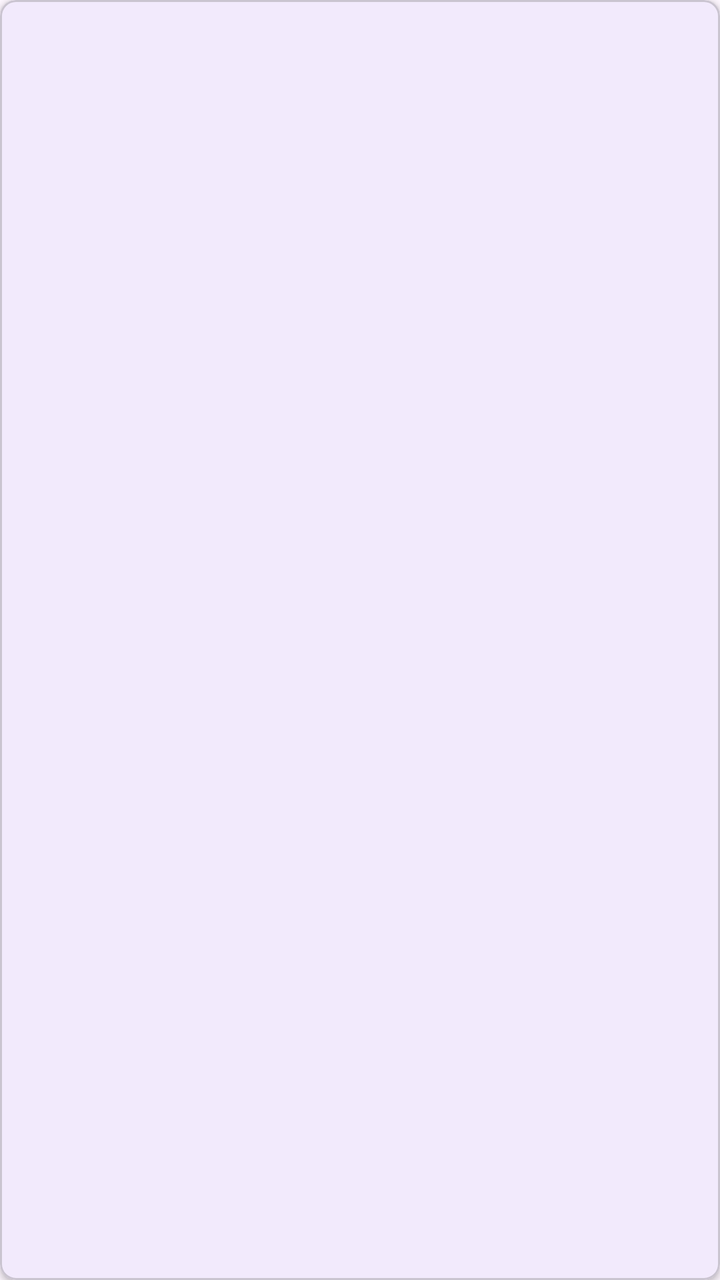
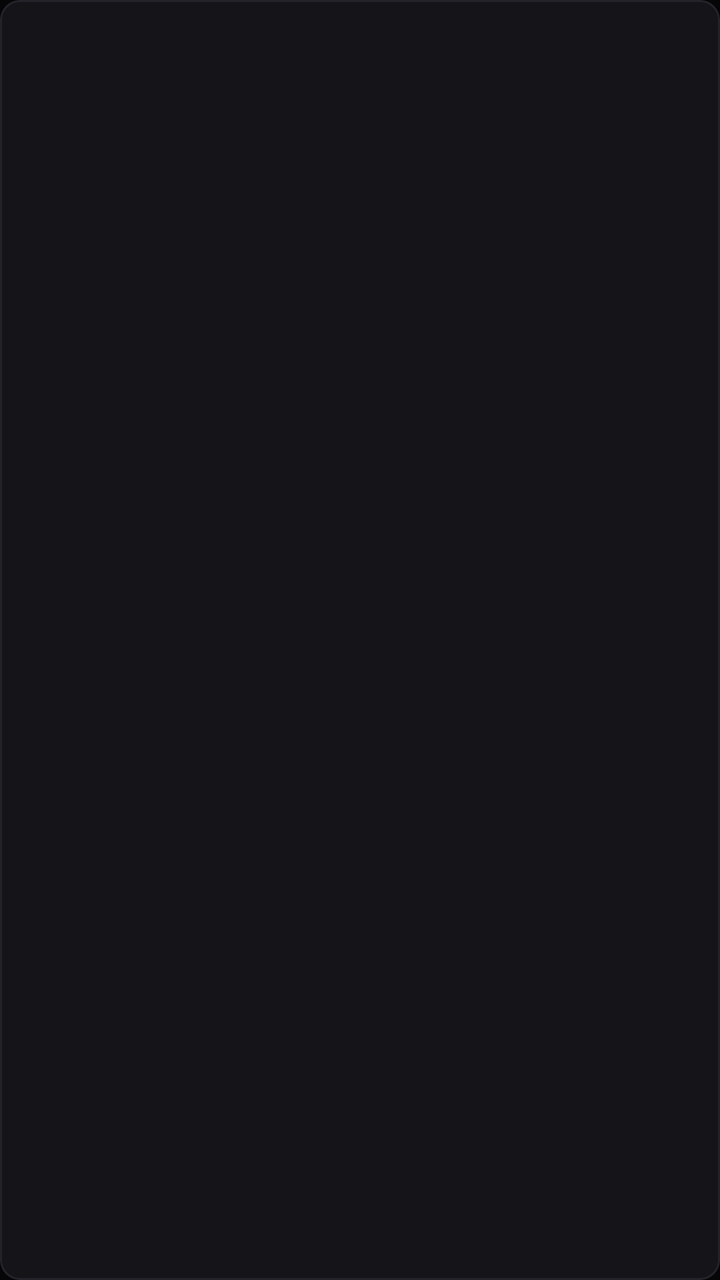

An Android layout rendered at two revisions. The XML below is the earlier revision; the diff shows what the commit changed to produce the second picture.
<!-- AndroidManifest.xml: application theme Theme.TruyenReader -->
<!-- res/layout/item_comic_grid.xml -->
<?xml version="1.0" encoding="utf-8"?>
<com.google.android.material.card.MaterialCardView xmlns:android="http://schemas.android.com/apk/res/android"
    xmlns:app="http://schemas.android.com/apk/res-auto"
    android:layout_width="match_parent"
    android:layout_height="wrap_content"
    android:layout_margin="3dp"
    app:cardCornerRadius="8dp"
    app:cardElevation="2dp">

    <LinearLayout
        android:layout_width="match_parent"
        android:layout_height="wrap_content"
        android:orientation="vertical">

        <ImageView
            android:id="@+id/ivCover"
            android:layout_width="match_parent"
            android:layout_height="130dp"
            android:scaleType="centerCrop"
            android:contentDescription="Ảnh bìa" />

        <TextView
            android:id="@+id/tvTitle"
            android:layout_width="match_parent"
            android:layout_height="wrap_content"
            android:maxLines="2"
            android:ellipsize="end"
            android:paddingStart="6dp"
            android:paddingEnd="6dp"
            android:paddingTop="5dp"
            android:textSize="11sp"
            android:textStyle="bold" />

        <TextView
            android:id="@+id/tvLatest"
            android:layout_width="match_parent"
            android:layout_height="wrap_content"
            android:paddingStart="6dp"
            android:paddingEnd="6dp"
            android:paddingBottom="6dp"
            android:textSize="9sp" />
    </LinearLayout>
</com.google.android.material.card.MaterialCardView>
<!-- resources referenced by this layout -->
<resources>
  <style name="Theme.TruyenReader" parent="Theme.Material3.DayNight">
          <item name="colorPrimary">#5B4BDB</item>
          <item name="colorOnPrimary">#FFFFFF</item>
          <item name="colorSecondary">#FF8A00</item>
      </style>
</resources>

<!-- the commit's change to res/layout/item_comic_grid.xml (unified diff, before → after) -->
@@ -4,40 +4,56 @@
     android:layout_width="match_parent"
     android:layout_height="wrap_content"
     android:layout_margin="3dp"
-    app:cardCornerRadius="8dp"
-    app:cardElevation="2dp">
+    app:cardBackgroundColor="#141419"
+    app:cardCornerRadius="10dp"
+    app:cardElevation="0dp"
+    app:strokeColor="#232329"
+    app:strokeWidth="1dp">
 
-    <LinearLayout
+    <androidx.constraintlayout.widget.ConstraintLayout
         android:layout_width="match_parent"
-        android:layout_height="wrap_content"
-        android:orientation="vertical">
+        android:layout_height="wrap_content">
 
+        
         <ImageView
             android:id="@+id/ivCover"
-            android:layout_width="match_parent"
-            android:layout_height="130dp"
+            android:layout_width="0dp"
+            android:layout_height="0dp"
+            android:contentDescription="Ảnh bìa"
             android:scaleType="centerCrop"
-            android:contentDescription="Ảnh bìa" />
+            app:layout_constraintDimensionRatio="2:3"
+            app:layout_constraintEnd_toEndOf="parent"
+            app:layout_constraintStart_toStartOf="parent"
+            app:layout_constraintTop_toTopOf="parent" />
 
         <TextView
             android:id="@+id/tvTitle"
-            android:layout_width="match_parent"
+            android:layout_width="0dp"
             android:layout_height="wrap_content"
+            android:ellipsize="end"
             android:maxLines="2"
-            android:ellipsize="end"
             android:paddingStart="6dp"
+            android:paddingTop="5dp"
             android:paddingEnd="6dp"
-            android:paddingTop="5dp"
+            android:textColor="?attr/colorOnSurface"
             android:textSize="11sp"
-            android:textStyle="bold" />
+            android:textStyle="bold"
+            app:layout_constraintEnd_toEndOf="parent"
+            app:layout_constraintStart_toStartOf="parent"
+            app:layout_constraintTop_toBottomOf="@id/ivCover" />
 
         <TextView
             android:id="@+id/tvLatest"
-            android:layout_width="match_parent"
+            android:layout_width="0dp"
             android:layout_height="wrap_content"
             android:paddingStart="6dp"
             android:paddingEnd="6dp"
             android:paddingBottom="6dp"
-            android:textSize="9sp" />
-    </LinearLayout>
+            android:textColor="?attr/colorOnSurfaceVariant"
+            android:textSize="9sp"
+            app:layout_constraintBottom_toBottomOf="parent"
+            app:layout_constraintEnd_toEndOf="parent"
+            app:layout_constraintStart_toStartOf="parent"
+            app:layout_constraintTop_toBottomOf="@id/tvTitle" />
+    </androidx.constraintlayout.widget.ConstraintLayout>
 </com.google.android.material.card.MaterialCardView>
<!-- resource entries referenced after the edit -->
@@ -1,9 +1,20 @@
 <!-- resources referenced by this layout -->
 <resources>
-  <style name="Theme.TruyenReader" parent="Theme.Material3.DayNight">
-          <item name="colorPrimary">#5B4BDB</item>
+  <style name="Theme.TruyenReader" parent="Theme.Material3.Dark">
+          <item name="colorPrimary">#E50914</item>
           <item name="colorOnPrimary">#FFFFFF</item>
-          <item name="colorSecondary">#FF8A00</item>
+          <item name="colorPrimaryContainer">#4A0D11</item>
+          <item name="colorOnPrimaryContainer">#FFD9DB</item>
+          <item name="colorSecondary">#F5C518</item>
+          <item name="colorOnSecondary">#000000</item>
+          <item name="colorSurface">#101014</item>
+          <item name="colorOnSurface">#F4F4F6</item>
+          <item name="colorSurfaceVariant">#1B1B21</item>
+          <item name="colorOnSurfaceVariant">#A8A8B3</item>
+          <item name="colorOutline">#2C2C34</item>
+          <item name="android:windowBackground">#060608</item>
+          <item name="android:statusBarColor">#060608</item>
+          <item name="android:navigationBarColor">#060608</item>
       </style>
 </resources>
 
